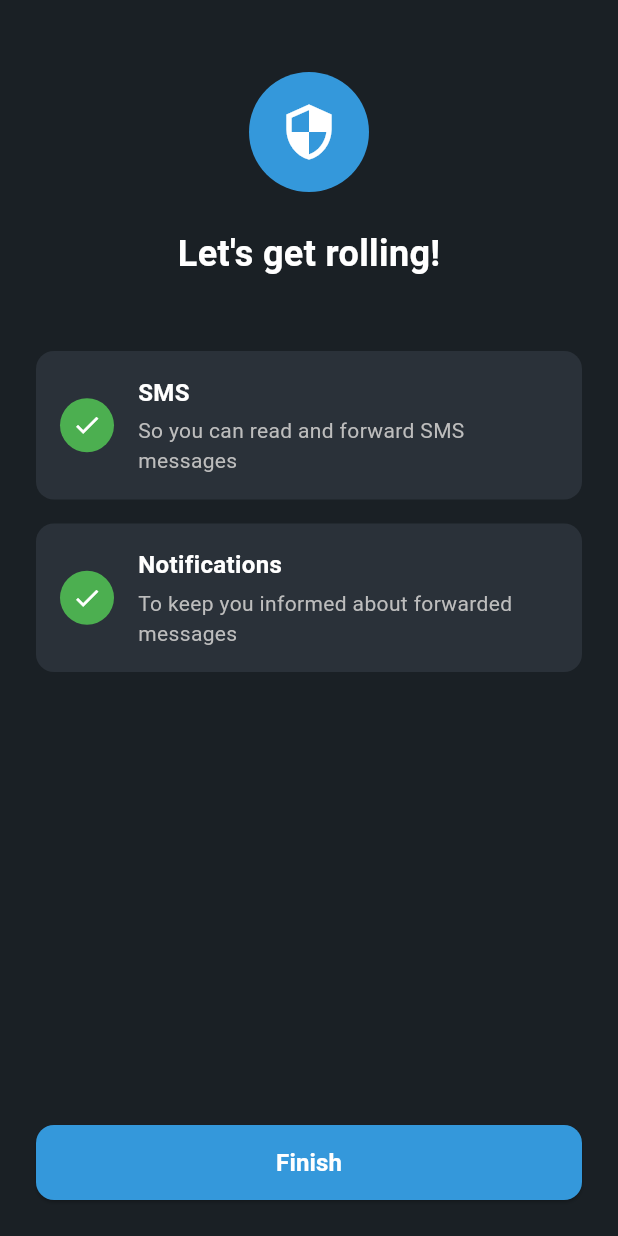
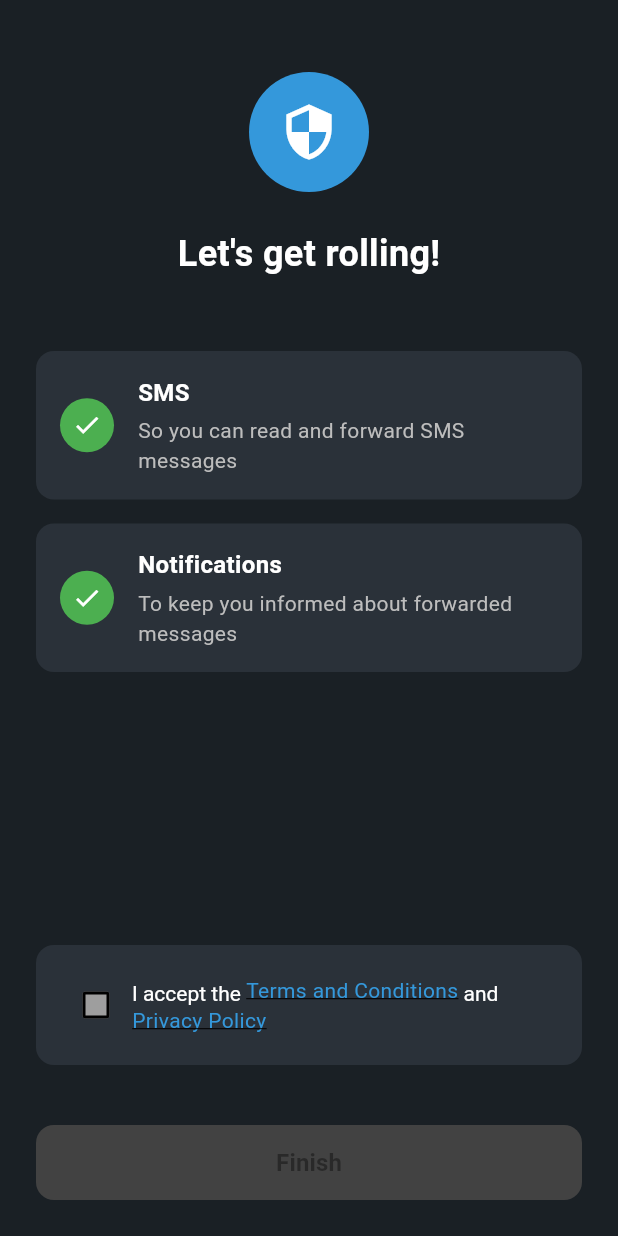
Before and after one commit to arunachalam-b/automated-sms-forwarder, a Flutter app: the PermissionsScreen screen opened directly with empty values, on a phone screen of 412 x 824 dp. Run offline on Flutter 3.47's test engine with Material 3 defaults, Android fonts, the phone set to English and light mode, and no system bars; our stand-ins replace flutter_contacts, flutter_local_notifications, permission_handler, shared_preferences, sqflite, webview_flutter; missing offline and left inert: another_telephony, flutter_background_service, flutter_background_service_android; accounts and stored records are empty.

Commit message:
[Arunachalam] Ask T&C and Privacy Policy acceptance at the beginning

```diff
--- a/lib/screens/permissions_screen.dart
+++ b/lib/screens/permissions_screen.dart
@@ -1,7 +1,9 @@
 import 'package:auto_sms_2/screens/home_page.dart';
+import 'package:auto_sms_2/utils/constants.dart';
 import 'package:flutter/material.dart';
 import 'package:permission_handler/permission_handler.dart';
 import 'package:shared_preferences/shared_preferences.dart';
+import 'package:url_launcher/url_launcher.dart';
 
 class PermissionsScreen extends StatefulWidget {
   final Function(ThemeMode) onThemeChanged;
@@ -28,12 +30,26 @@ class _PermissionsScreenState extends State<PermissionsScreen> {
     Permission.notification: 'To keep you informed about forwarded messages',
   };
 
+  bool _termsAccepted = false;
+  bool _hasAcceptedTermsBefore = false;
+
   bool get _allPermissionsGranted => _permissionStatus.values.every((status) => status);
+  bool get _canProceed => _allPermissionsGranted && (_termsAccepted || _hasAcceptedTermsBefore);
 
   @override
   void initState() {
     super.initState();
     _checkPermissions();
+    _checkTermsAcceptance();
+  }
+
+  Future<void> _checkTermsAcceptance() async {
+    final prefs = await SharedPreferences.getInstance();
+    final hasAccepted = prefs.getBool('hasAcceptedTerms') ?? false;
+    setState(() {
+      _hasAcceptedTermsBefore = hasAccepted;
+      _termsAccepted = hasAccepted;
+    });
   }
 
   Future<void> _checkPermissions() async {
@@ -53,9 +69,15 @@ class _PermissionsScreenState extends State<PermissionsScreen> {
   }
 
   Future<void> _navigateToHome() async {
-    if (_allPermissionsGranted) {
+    if (_canProceed) {
       final prefs = await SharedPreferences.getInstance();
       await prefs.setBool('hasSeenPermissionsScreen', true);
+
+      // Save terms acceptance
+      if (_termsAccepted && !_hasAcceptedTermsBefore) {
+        await prefs.setBool('hasAcceptedTerms', true);
+      }
+
       if (mounted) {
         Navigator.pushReplacement(
           context,
@@ -65,6 +87,34 @@ class _PermissionsScreenState extends State<PermissionsScreen> {
               currentThemeMode: widget.currentThemeMode,
             ),
           ),
+        );
+      }
+    }
+  }
+
+  Future<void> _launchUrl(String urlString) async {
+    final Uri url = Uri.parse(urlString);
+
+    try {
+      // On Android and iOS, we want to open the link in an external browser
+      if (!await launchUrl(
+        url,
+        mode: LaunchMode.externalApplication,
+        webViewConfiguration: const WebViewConfiguration(
+          enableJavaScript: true,
+          enableDomStorage: true,
+        ),
+      )) {
+        if (mounted) {
+          ScaffoldMessenger.of(context).showSnackBar(
+            SnackBar(content: Text('Could not launch: $urlString')),
+          );
+        }
+      }
+    } catch (e) {
+      if (mounted) {
+        ScaffoldMessenger.of(context).showSnackBar(
+          SnackBar(content: Text('Error launching URL: ${e.toString()}')),
         );
       }
     }
@@ -184,6 +234,87 @@ class _PermissionsScreenState extends State<PermissionsScreen> {
                   },
                 ),
               ),
+
+              // Terms and conditions checkbox (only show if not previously accepted)
+              if (!_hasAcceptedTermsBefore)
+                Padding(
+                  padding: const EdgeInsets.only(bottom: 16.0),
+                  child: Container(
+                    padding: const EdgeInsets.all(16),
+                    decoration: BoxDecoration(
+                      color: const Color(0xFF2A3139),
+                      borderRadius: BorderRadius.circular(12),
+                    ),
+                    child: Column(
+                      crossAxisAlignment: CrossAxisAlignment.start,
+                      children: [
+                        Row(
+                          children: [
+                            Checkbox(
+                              value: _termsAccepted,
+                              onChanged: (value) {
+                                setState(() {
+                                  _termsAccepted = value ?? false;
+                                });
+                              },
+                              fillColor: MaterialStateProperty.resolveWith<Color>(
+                                (Set<MaterialState> states) {
+                                  if (states.contains(MaterialState.selected)) {
+                                    return const Color(0xFF3498DB);
+                                  }
+                                  return Colors.grey;
+                                },
+                              ),
+                            ),
+                            Expanded(
+                              child: RichText(
+                                text: TextSpan(
+                                  style: const TextStyle(
+                                    color: Colors.white,
+                                    fontSize: 14,
+                                  ),
+                                  children: [
+                                    const TextSpan(
+                                      text: 'I accept the ',
+                                    ),
+                                    WidgetSpan(
+                                      child: GestureDetector(
+                                        onTap: () => _launchUrl(AppUrls.termsAndConditions),
+                                        child: const Text(
+                                          AppStrings.termsAndConditions,
+                                          style: TextStyle(
+                                            color: Color(0xFF3498DB),
+                                            decoration: TextDecoration.underline,
+                                          ),
+                                        ),
+                                      ),
+                                    ),
+                                    const TextSpan(
+                                      text: ' and ',
+                                    ),
+                                    WidgetSpan(
+                                      child: GestureDetector(
+                                        onTap: () => _launchUrl(AppUrls.privacyPolicy),
+                                        child: const Text(
+                                          AppStrings.privacyPolicy,
+                                          style: TextStyle(
+                                            color: Color(0xFF3498DB),
+                                            decoration: TextDecoration.underline,
+                                          ),
+                                        ),
+                                      ),
+                                    ),
+                                  ],
+                                ),
+                              ),
+                            ),
+                          ],
+                        ),
+                      ],
+                    ),
+                  ),
+                ),
+
               // Bottom button
               Padding(
                 padding: const EdgeInsets.symmetric(vertical: 24.0),
@@ -191,7 +322,7 @@ class _PermissionsScreenState extends State<PermissionsScreen> {
                   width: double.infinity,
                   height: 50,
                   child: ElevatedButton(
-                    onPressed: _allPermissionsGranted ? _navigateToHome : null,
+                    onPressed: _canProceed ? _navigateToHome : null,
                     style: ElevatedButton.styleFrom(
                       backgroundColor: const Color(0xFF3498DB),
                       foregroundColor: Colors.white,
--- a/pubspec.yaml
+++ b/pubspec.yaml
@@ -46,6 +46,7 @@ dependencies:
   flutter_local_notifications: ^19.1.0
   shared_preferences: ^2.2.2
   webview_flutter: ^4.7.0
+  url_launcher: ^6.2.5
 
 dev_dependencies:
   flutter_test:
```
Also changed, not shown: pubspec.lock, 6 other files.
